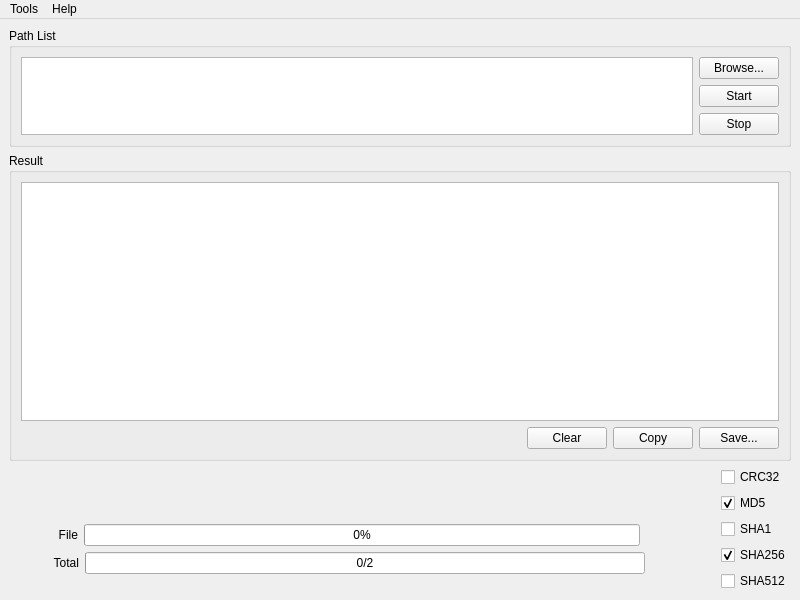
qux-bbb/XHash, file src/xhash.ui: the form before one commit.
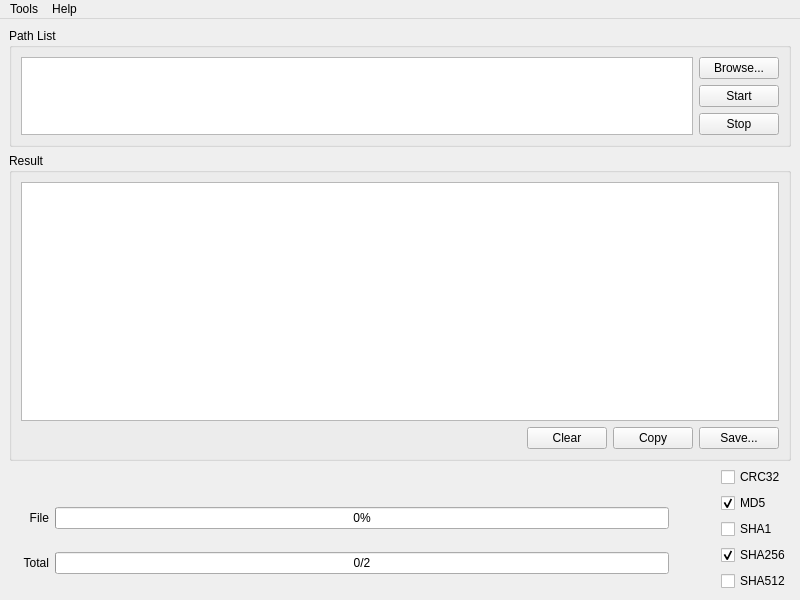
The form after the commit.

Diff of the .ui file:
```diff
--- a/src/xhash.ui
+++ b/src/xhash.ui
@@ -228,18 +228,24 @@
            <enum>QLayout::SetFixedSize</enum>
           </property>
           <item>
-           <layout class="QHBoxLayout" name="horizontalLayout" stretch="1,8,1">
+           <layout class="QHBoxLayout" name="horizontalLayout" stretch="0,0,0">
             <property name="sizeConstraint">
              <enum>QLayout::SetDefaultConstraint</enum>
             </property>
             <item>
              <widget class="QLabel" name="label_file">
               <property name="sizePolicy">
-               <sizepolicy hsizetype="Expanding" vsizetype="Fixed">
+               <sizepolicy hsizetype="Preferred" vsizetype="Fixed">
                 <horstretch>0</horstretch>
                 <verstretch>0</verstretch>
                </sizepolicy>
               </property>
+              <property name="minimumSize">
+               <size>
+                <width>40</width>
+                <height>0</height>
+               </size>
+              </property>
               <property name="text">
                <string>File</string>
               </property>
@@ -259,6 +265,21 @@
               <property name="value">
                <number>0</number>
               </property>
+              <property name="alignment">
+               <set>Qt::AlignJustify|Qt::AlignVCenter</set>
+              </property>
+              <property name="textVisible">
+               <bool>true</bool>
+              </property>
+              <property name="orientation">
+               <enum>Qt::Horizontal</enum>
+              </property>
+              <property name="invertedAppearance">
+               <bool>false</bool>
+              </property>
+              <property name="textDirection">
+               <enum>QProgressBar::TopToBottom</enum>
+              </property>
               <property name="format">
                <string notr="true">%p%</string>
               </property>
@@ -272,6 +293,12 @@
                 <verstretch>0</verstretch>
                </sizepolicy>
               </property>
+              <property name="minimumSize">
+               <size>
+                <width>40</width>
+                <height>20</height>
+               </size>
+              </property>
               <property name="text">
                <string/>
               </property>
@@ -280,18 +307,24 @@
            </layout>
           </item>
           <item>
-           <layout class="QHBoxLayout" name="horizontalLayout_2" stretch="1,8,1">
+           <layout class="QHBoxLayout" name="horizontalLayout_2" stretch="0,0,0">
             <property name="sizeConstraint">
              <enum>QLayout::SetDefaultConstraint</enum>
             </property>
             <item>
              <widget class="QLabel" name="label_total">
               <property name="sizePolicy">
-               <sizepolicy hsizetype="Expanding" vsizetype="Fixed">
+               <sizepolicy hsizetype="Preferred" vsizetype="Fixed">
                 <horstretch>0</horstretch>
                 <verstretch>0</verstretch>
                </sizepolicy>
               </property>
+              <property name="minimumSize">
+               <size>
+                <width>40</width>
+                <height>0</height>
+               </size>
+              </property>
               <property name="text">
                <string>Total</string>
               </property>
@@ -317,26 +350,26 @@
               <property name="value">
                <number>0</number>
               </property>
+              <property name="alignment">
+               <set>Qt::AlignJustify|Qt::AlignVCenter</set>
+              </property>
               <property name="format">
                <string notr="true">%v/%m</string>
               </property>
              </widget>
             </item>
             <item>
-             <spacer name="horizontalSpacer">
-              <property name="orientation">
-               <enum>Qt::Horizontal</enum>
-              </property>
-              <property name="sizeType">
-               <enum>QSizePolicy::Preferred</enum>
-              </property>
-              <property name="sizeHint" stdset="0">
+             <widget class="QLabel" name="label_unused">
+              <property name="minimumSize">
                <size>
                 <width>40</width>
                 <height>20</height>
                </size>
               </property>
-             </spacer>
+              <property name="text">
+               <string notr="true"/>
+              </property>
+             </widget>
             </item>
            </layout>
           </item>
```
